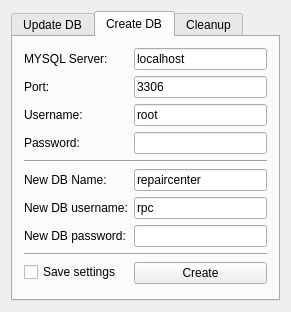
Before: the Qt Designer form DBTool/mainwindow.ui in Feo-d-oR/YARC, drawn with Qt 5.
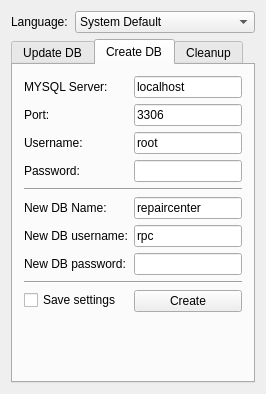
After: the same form once the commit is applied. The open tabs and pages were chosen to show the change. Icons and pictures are not drawn.

Commit message: added DBTool language change option

```diff
--- a/DBTool/mainwindow.ui
+++ b/DBTool/mainwindow.ui
@@ -6,8 +6,8 @@
    <rect>
     <x>0</x>
     <y>0</y>
-    <width>291</width>
-    <height>312</height>
+    <width>266</width>
+    <height>394</height>
    </rect>
   </property>
   <property name="windowTitle">
@@ -19,6 +19,42 @@
   </property>
   <widget class="QWidget" name="centralWidget">
    <layout class="QVBoxLayout" name="verticalLayout">
+    <item>
+     <layout class="QHBoxLayout" name="horizontalLayout">
+      <item>
+       <widget class="QLabel" name="label_13">
+        <property name="text">
+         <string>Language:</string>
+        </property>
+       </widget>
+      </item>
+      <item>
+       <widget class="QComboBox" name="language">
+        <property name="minimumSize">
+         <size>
+          <width>180</width>
+          <height>0</height>
+         </size>
+        </property>
+        <item>
+         <property name="text">
+          <string>System Default</string>
+         </property>
+        </item>
+        <item>
+         <property name="text">
+          <string>Russian Русский</string>
+         </property>
+        </item>
+        <item>
+         <property name="text">
+          <string>English</string>
+         </property>
+        </item>
+       </widget>
+      </item>
+     </layout>
+    </item>
     <item>
      <widget class="QTabWidget" name="tabWidget">
       <property name="currentIndex">
@@ -269,21 +305,21 @@
           </property>
          </widget>
         </item>
-        <item row="8" column="0" colspan="2">
+        <item row="9" column="0" colspan="2">
          <widget class="Line" name="line_2">
           <property name="orientation">
            <enum>Qt::Horizontal</enum>
           </property>
          </widget>
         </item>
-        <item row="9" column="0">
+        <item row="10" column="0">
          <widget class="QCheckBox" name="cbSave">
           <property name="text">
            <string>Save settings</string>
           </property>
          </widget>
         </item>
-        <item row="9" column="1">
+        <item row="10" column="1">
          <widget class="QSplitter" name="splitter">
           <property name="orientation">
            <enum>Qt::Horizontal</enum>
```
Left out of the diff: 2 changed lines with no effect on the pictures. The commit also changes 23 other files.
